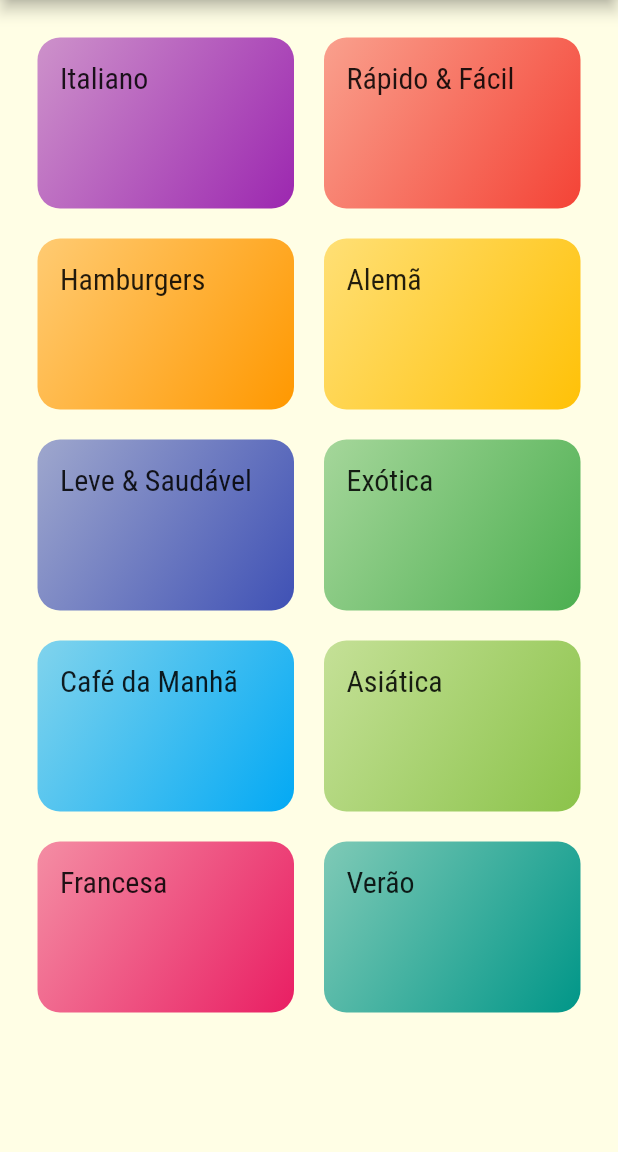
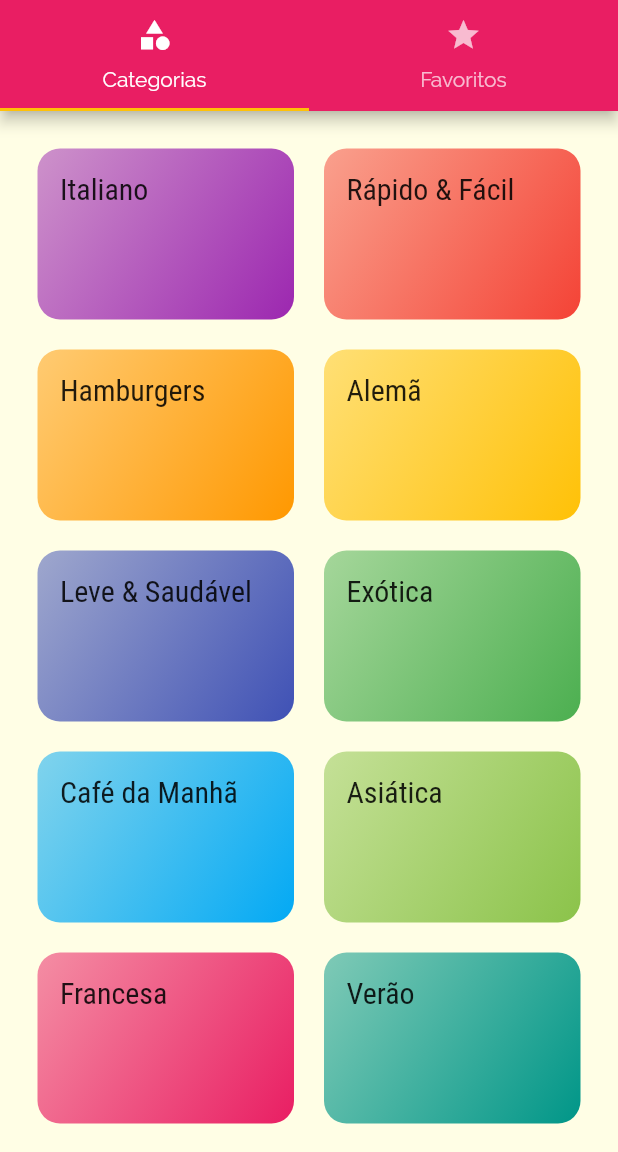
Before and after one commit to IagoEngel/meals, a Flutter app: the screen it shows after launch, on a phone screen of 412 x 824 dp, the part 84-1236 px from its top. Run offline on Flutter 3.47's test engine with Material 2 defaults, Android fonts, the phone set to English and light mode, and no system bars.

Commit message:
Aula 192 até 196

```diff
--- a/lib/main.dart
+++ b/lib/main.dart
@@ -2,7 +2,8 @@ import 'package:flutter/material.dart';
 
 import 'utils/app_routes.dart';
 import 'screens/categories_meals_screen.dart';
-import 'screens/categories_screen.dart';
+import 'screens/tabs_screen.dart';
+import 'screens/meal_details_screen.dart';
 
 void main() => runApp(const MyApp());
 
@@ -28,9 +29,34 @@ class MyApp extends StatelessWidget {
             ),
       ),
       routes: {
-        AppRoutes.home: (_) => const CategoriesScreen(),
+        AppRoutes.home: (_) => const TabsScreen(),
         AppRoutes.categoriesScreen: (_) => const CategoriesMealsScreen(),
+        AppRoutes.mealDetail: (_) => const MealDetailsScreen(),
       },
+      // onGenerateRoute: (settings) {
+      //   if (settings.name == '/rota1') {
+      //     return null;
+      //   } else if (settings.name == '/rota2') {
+      //     return null;
+      //   } else {
+      //     return MaterialPageRoute(
+      //       builder: (context) {
+      //         return const CategoriesScreen();
+      //       },
+      //     );
+      //   }
+      // },
+      // onUnknownRoute: (settings) {
+      //   return MaterialPageRoute(
+      //     builder: (context) {
+      //       return const Scaffold(
+      //         body: Center(
+      //           child: Text('ERROR 404'),
+      //         ),
+      //       );
+      //     },
+      //   );
+      // },
     );
   }
 }
--- a/lib/screens/categories_screen.dart
+++ b/lib/screens/categories_screen.dart
@@ -8,12 +8,7 @@ class CategoriesScreen extends StatelessWidget {
 
   @override
   Widget build(BuildContext context) {
-    return Scaffold(
-      appBar: AppBar(
-        title: const Text('Vamos cozinhar?'),
-        centerTitle: true,
-      ),
-      body: GridView(
+    return GridView(
       padding: const EdgeInsets.all(25),
       gridDelegate: const SliverGridDelegateWithMaxCrossAxisExtent(
         maxCrossAxisExtent: 200,
@@ -22,7 +17,6 @@ class CategoriesScreen extends StatelessWidget {
         mainAxisSpacing: 20,
       ),
       children: dummyCategories.map((c) => CategoryItem(c)).toList(),
-      ),
     );
   }
 }
--- /dev/null
+++ b/lib/screens/tabs_screen.dart
@@ -0,0 +1,39 @@
+import 'package:flutter/material.dart';
+
+import 'categories_screen.dart';
+import 'favourites_screen.dart';
+
+class TabsScreen extends StatelessWidget {
+  const TabsScreen({super.key});
+
+  @override
+  Widget build(BuildContext context) {
+    return DefaultTabController(
+      length: 2,
+      child: Scaffold(
+        appBar: AppBar(
+          title: const Text('Vamos cozinhar?'),
+          centerTitle: true,
+          bottom: const TabBar(
+            tabs: [
+              Tab(
+                icon: Icon(Icons.category),
+                text: 'Categorias',
+              ),
+              Tab(
+                icon: Icon(Icons.star),
+                text: 'Favoritos',
+              ),
+            ],
+          ),
+        ),
+        body: const TabBarView(
+          children: [
+            CategoriesScreen(),
+            FavouritesScreen(),
+          ],
+        ),
+      ),
+    );
+  }
+}
--- a/lib/utils/app_routes.dart
+++ b/lib/utils/app_routes.dart
@@ -1,4 +1,5 @@
 class AppRoutes {
   static const home = '/';
   static const categoriesScreen = '/categories-meals';
+  static const mealDetail = '/meal-detail';
 }
--- a/pubspec.yaml
+++ b/pubspec.yaml
@@ -1,4 +1,4 @@
-name: flutter_application_1
+name: meals
 description: A new Flutter project.
 
 # The following line prevents the package from being accidentally published to
```
Also changed, not shown: lib/components/meal_item.dart (+10 -2 lines), lib/screens/favourites_screen.dart (added, +12 -0 lines), lib/screens/meal_details_screen.dart (added, +97 -0 lines). Lines whose indentation alone changed are shown as unchanged.
